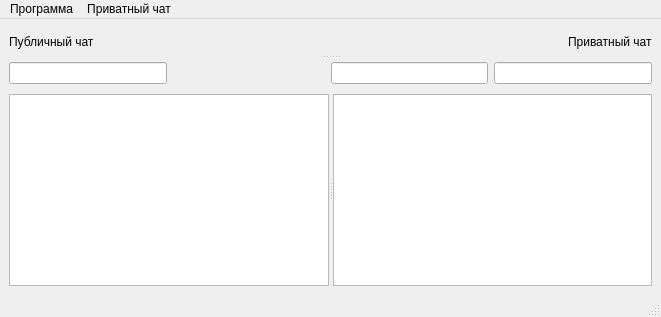
This is mainwindow.ui in DionFikins/releasechatpublic as Qt 5 draws it before an edit. The edited form follows.
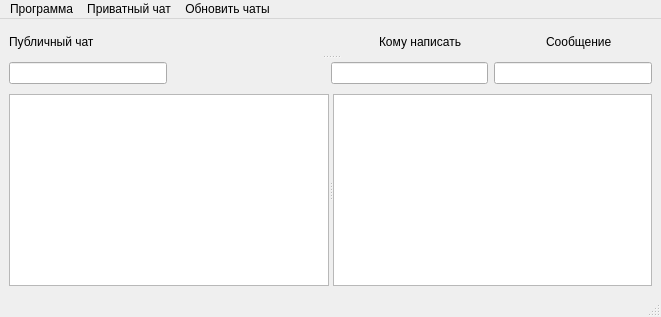
This is the edited form.

```diff
--- a/mainwindow.ui
+++ b/mainwindow.ui
@@ -20,7 +20,7 @@
       <property name="orientation">
        <enum>Qt::Vertical</enum>
       </property>
-      <widget class="QWidget" name="">
+      <widget class="QWidget" name="layoutWidget">
        <layout class="QHBoxLayout" name="horizontalLayout">
         <item>
          <widget class="QLabel" name="label">
@@ -42,16 +42,140 @@
           </property>
          </spacer>
         </item>
+        <item>
+         <spacer name="horizontalSpacer_4">
+          <property name="orientation">
+           <enum>Qt::Horizontal</enum>
+          </property>
+          <property name="sizeHint" stdset="0">
+           <size>
+            <width>40</width>
+            <height>20</height>
+           </size>
+          </property>
+         </spacer>
+        </item>
+        <item>
+         <spacer name="horizontalSpacer_5">
+          <property name="orientation">
+           <enum>Qt::Horizontal</enum>
+          </property>
+          <property name="sizeHint" stdset="0">
+           <size>
+            <width>40</width>
+            <height>20</height>
+           </size>
+          </property>
+         </spacer>
+        </item>
+        <item>
+         <spacer name="horizontalSpacer_8">
+          <property name="orientation">
+           <enum>Qt::Horizontal</enum>
+          </property>
+          <property name="sizeHint" stdset="0">
+           <size>
+            <width>40</width>
+            <height>20</height>
+           </size>
+          </property>
+         </spacer>
+        </item>
+        <item>
+         <spacer name="horizontalSpacer_10">
+          <property name="orientation">
+           <enum>Qt::Horizontal</enum>
+          </property>
+          <property name="sizeHint" stdset="0">
+           <size>
+            <width>40</width>
+            <height>20</height>
+           </size>
+          </property>
+         </spacer>
+        </item>
+        <item>
+         <spacer name="horizontalSpacer_9">
+          <property name="orientation">
+           <enum>Qt::Horizontal</enum>
+          </property>
+          <property name="sizeHint" stdset="0">
+           <size>
+            <width>40</width>
+            <height>20</height>
+           </size>
+          </property>
+         </spacer>
+        </item>
+        <item>
+         <spacer name="horizontalSpacer_11">
+          <property name="orientation">
+           <enum>Qt::Horizontal</enum>
+          </property>
+          <property name="sizeHint" stdset="0">
+           <size>
+            <width>40</width>
+            <height>20</height>
+           </size>
+          </property>
+         </spacer>
+        </item>
+        <item>
+         <widget class="QLabel" name="label_3">
+          <property name="text">
+           <string>Кому написать</string>
+          </property>
+         </widget>
+        </item>
+        <item>
+         <spacer name="horizontalSpacer_3">
+          <property name="orientation">
+           <enum>Qt::Horizontal</enum>
+          </property>
+          <property name="sizeHint" stdset="0">
+           <size>
+            <width>40</width>
+            <height>20</height>
+           </size>
+          </property>
+         </spacer>
+        </item>
+        <item>
+         <spacer name="horizontalSpacer_7">
+          <property name="orientation">
+           <enum>Qt::Horizontal</enum>
+          </property>
+          <property name="sizeHint" stdset="0">
+           <size>
+            <width>40</width>
+            <height>20</height>
+           </size>
+          </property>
+         </spacer>
+        </item>
         <item>
          <widget class="QLabel" name="label_2">
           <property name="text">
-           <string>Приватный чат</string>
+           <string>Сообщение</string>
           </property>
          </widget>
         </item>
+        <item>
+         <spacer name="horizontalSpacer_6">
+          <property name="orientation">
+           <enum>Qt::Horizontal</enum>
+          </property>
+          <property name="sizeHint" stdset="0">
+           <size>
+            <width>40</width>
+            <height>20</height>
+           </size>
+          </property>
+         </spacer>
+        </item>
        </layout>
       </widget>
-      <widget class="QWidget" name="">
+      <widget class="QWidget" name="layoutWidget">
        <layout class="QHBoxLayout" name="horizontalLayout_2">
         <item>
          <widget class="QLineEdit" name="lineEdit"/>
@@ -113,8 +237,15 @@
     </property>
     <addaction name="openPrivateChat"/>
    </widget>
+   <widget class="QMenu" name="menu_3">
+    <property name="title">
+     <string>Обновить чаты</string>
+    </property>
+    <addaction name="updateChats"/>
+   </widget>
    <addaction name="menu"/>
    <addaction name="menu_2"/>
+   <addaction name="menu_3"/>
   </widget>
   <widget class="QStatusBar" name="statusbar"/>
   <action name="newConnection">
```
Left out of the diff: 9 changed lines with no effect on the pictures.
